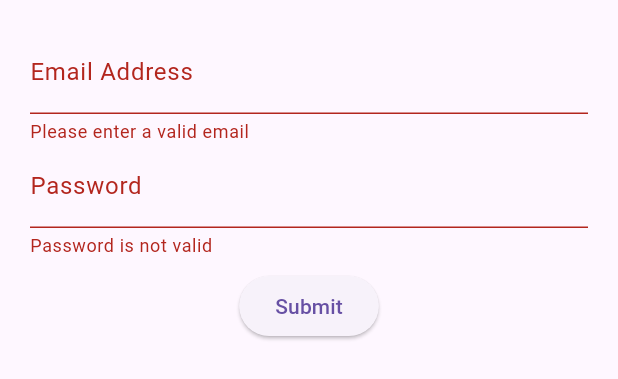
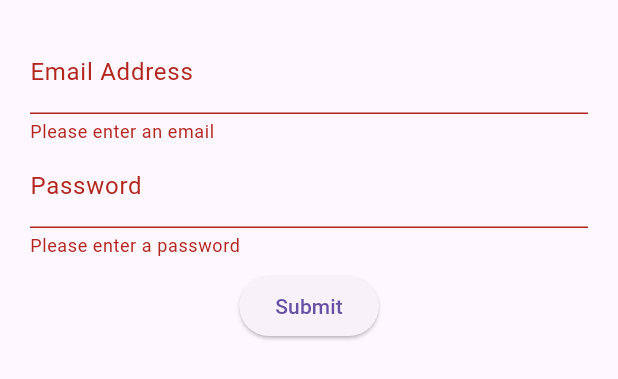
Before and after one commit to umairshaik/flutter_login_statefull, a Flutter app: the LoginScreen widget shown alone on an empty page, opened directly, after a tap on "Submit", on a phone screen of 412 x 824 dp. Shown: the top 379 px of the screen. Run offline on Flutter 3.47's test engine with Material 3 defaults, Android fonts, the phone set to English and light mode, and no system bars.

Commit message:
[Umair][007] add mixin and send the form data or print in console

```diff
--- a/lib/src/mixins/validation_mixin.dart
+++ b/lib/src/mixins/validation_mixin.dart
@@ -1,14 +1,29 @@
 class ValidationMixin {
   String? validateEmail(String? value) {
-    if (value != null && !value.contains('@')) {
-      return "Please enter a valid email";
+    if (value == null || value.isEmpty) {
+      return 'Please enter an email';
+    }
+    // Regular expression for email validation
+    String emailPattern = r'^[\w-\.]+@([\w-]+\.)+[\w-]{2,4}$';
+    RegExp regex = RegExp(emailPattern);
+    if (!regex.hasMatch(value)) {
+      return 'Please enter a valid email';
     }
     return null;
   }
 
   String? validationPwd(String? value) {
-    if (value != null && value.length < 4) {
-      return "Password is not valid";
+    if (value == null || value.isEmpty) {
+      return 'Please enter a password';
+    }
+    if (value.length < 8) {
+      return 'Password must be at least 8 characters';
+    }
+    if (!RegExp(
+            r'^(?=.*?[A-Za-z])(?=.*?[0-9])(?=.*?[!@#$%^&*()_+{}\[\]:;<>,./?]).{8,}$')
+        .hasMatch(value)) {
+      print(value);
+      return 'Password must contain \nat least one special character \nand one digit';
     }
     return null;
   }
--- a/lib/src/screens/login_screen.dart
+++ b/lib/src/screens/login_screen.dart
@@ -68,7 +68,7 @@ class LoginScreenState extends State<LoginScreen> with ValidationMixin {
           var state = formKey.currentState;
           if (state != null && state.validate()) {
             state.save();
-            print("Time to post $email and $password to my API");
+
           }
         },
         child: const Text("Submit"),
```
Also changed, not shown: lib/src/app.dart (+6 -3 lines), lib/src/screens/login_screen2.dart (+50 -7 lines), 2 other files.
